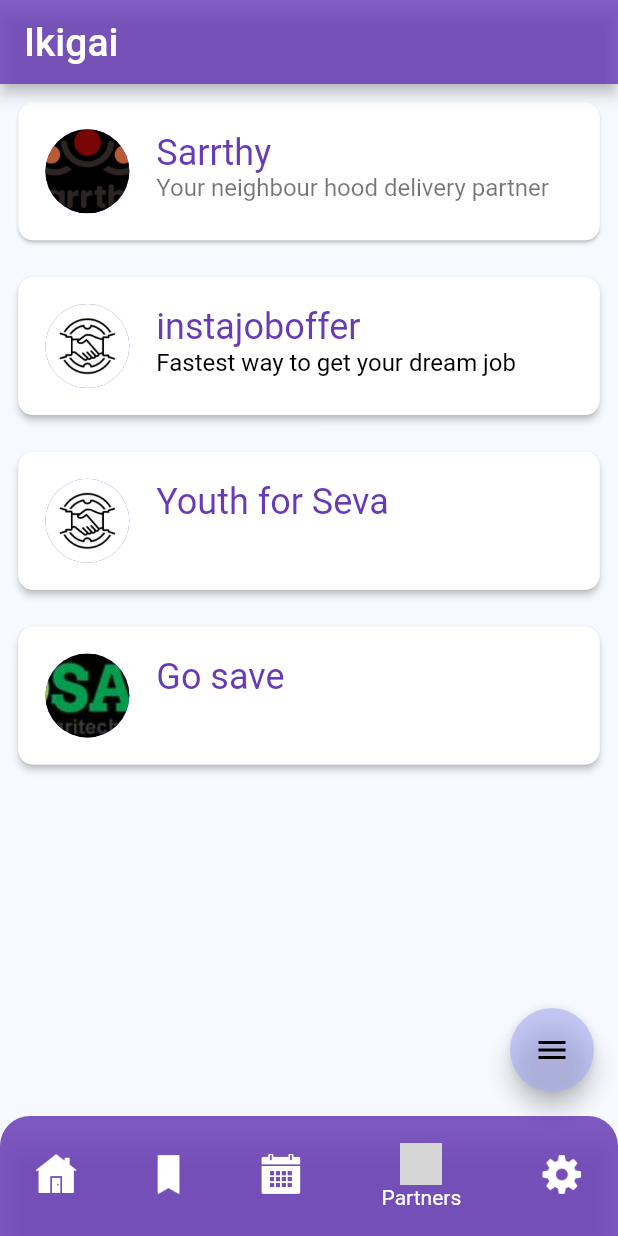
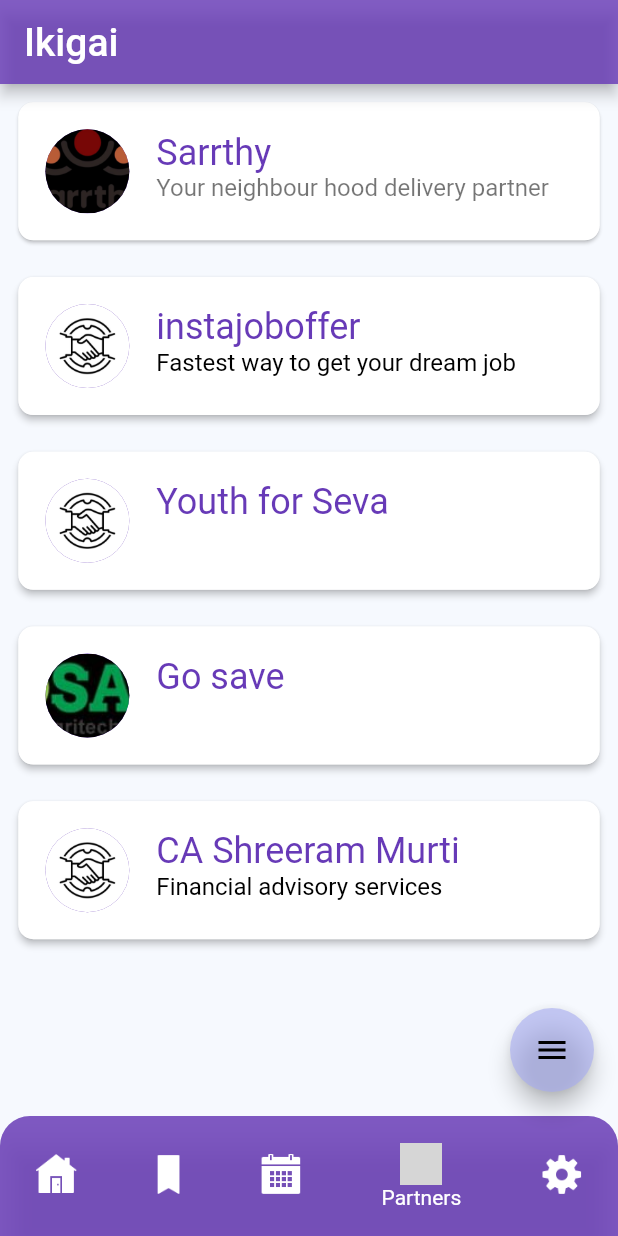
Before and after one commit to AbhiKumbhani007/ikigai, a Flutter app: the HomeScreen screen opened by its route, item 4 of the bottom bar chosen, on a phone screen of 412 x 824 dp. Run offline on Flutter 3.47's test engine with Material 2 defaults, Android fonts, the phone set to English and light mode, and no system bars; drawn by our look-alikes of flutter_speed_dial; our stand-ins replace cloud_firestore, firebase_auth, firebase_core, get, get_storage, google_fonts and 6 more; missing offline and left inert: cashfree_pg, dart:ffi, whatsapp_unilink; accounts and stored records are empty; network calls fail; Roboto replaces fonts that are missing (Prompt); grey boxes are pictures that could not be loaded.

Commit message:
One parter's name has been changed & Attendance collection has been added in event_services file

```diff
--- a/lib/screens/partner_screen/partner_screen.dart
+++ b/lib/screens/partner_screen/partner_screen.dart
@@ -155,40 +155,40 @@
             ),
           ),
         ),
-        // Padding(
-        //   padding: EdgeInsets.symmetric(
-        //       horizontal: MediaQuery.of(context).size.width * 0.02,
-        //       vertical: MediaQuery.of(context).size.height * 0.01),
-        //   child: SizedBox(
-        //     height: 100,
-        //     child: Card(
-        //       color: Color.fromARGB(255, 255, 255, 255),
-        //       shape: RoundedRectangleBorder(
-        //         side: const BorderSide(color: Colors.white70, width: 1),
-        //         borderRadius: BorderRadius.circular(10),
-        //       ),
-        //       elevation: 2,
-        //       child: Center(
-        //         child: ListTile(
-        //           leading: CircleAvatar(
-        //             radius: 30,
-        //             backgroundImage: const Image(
-        //               image:
-        //                   AssetImage('assets/images/partner_base_logo_1.jpg'),
-        //             ).image,
-        //             backgroundColor: Colors.deepPurple,
-        //           ),
-        //           title: Text('C A Shekhar',
-        //               style: GoogleFonts.prompt(
-        //                   fontSize: 24, color: Colors.deepPurple)),
-        //           subtitle: Text('Financial advisory services',
-        //               style: GoogleFonts.prompt(
-        //                   fontSize: 16, color: Colors.black)),
-        //         ),
-        //       ),
-        //     ),
-        //   ),
-        // ),
+        Padding(
+          padding: EdgeInsets.symmetric(
+              horizontal: MediaQuery.of(context).size.width * 0.02,
+              vertical: MediaQuery.of(context).size.height * 0.01),
+          child: SizedBox(
+            height: 100,
+            child: Card(
+              color: Color.fromARGB(255, 255, 255, 255),
+              shape: RoundedRectangleBorder(
+                side: const BorderSide(color: Colors.white70, width: 1),
+                borderRadius: BorderRadius.circular(10),
+              ),
+              elevation: 2,
+              child: Center(
+                child: ListTile(
+                  leading: CircleAvatar(
+                    radius: 30,
+                    backgroundImage: const Image(
+                      image:
+                          AssetImage('assets/images/partner_base_logo_1.jpg'),
+                    ).image,
+                    backgroundColor: Colors.deepPurple,
+                  ),
+                  title: Text('CA Shreeram Murti',
+                      style: GoogleFonts.prompt(
+                          fontSize: 24, color: Colors.deepPurple)),
+                  subtitle: Text('Financial advisory services',
+                      style: GoogleFonts.prompt(
+                          fontSize: 16, color: Colors.black)),
+                ),
+              ),
+            ),
+          ),
+        ),
       ],
     );
   }
```
Also changed, not shown: lib/services/event_services.dart (+15 -6 lines).
